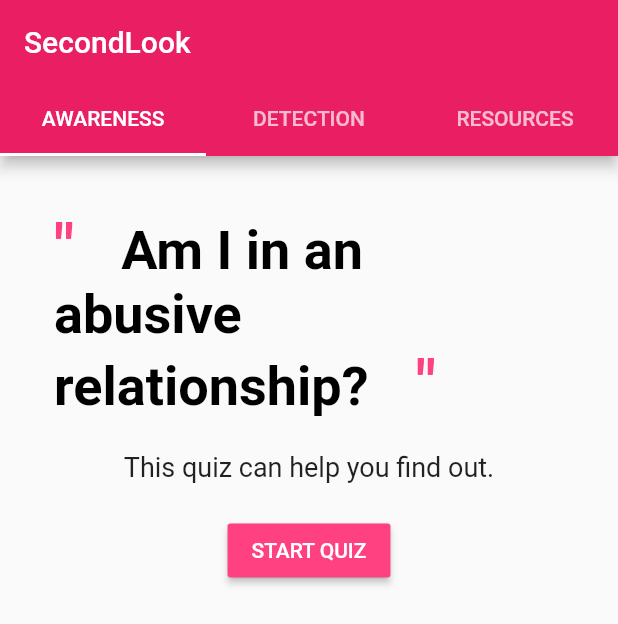
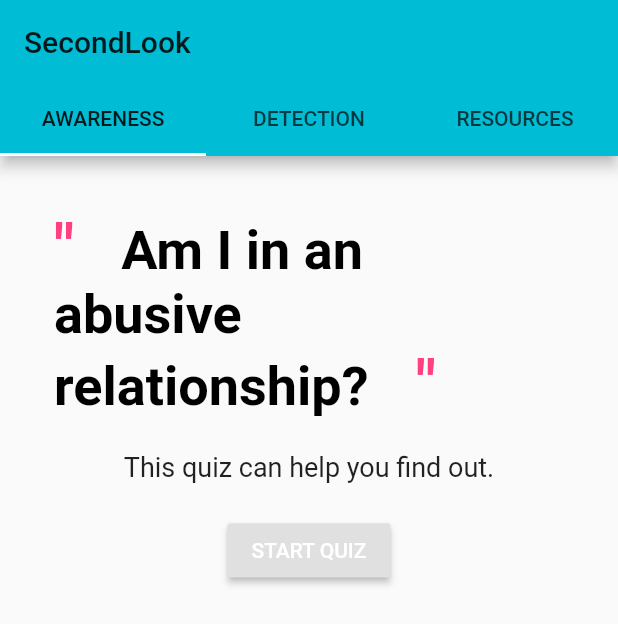
Before and after one commit to elllie/SecondLook, a Flutter app: the screen it shows after launch, after a tap on "Relationship quiz", on a phone screen of 412 x 824 dp. Shown: the top 624 px of the screen. Run offline on Flutter 3.47's test engine with Material 2 defaults, Android fonts, the phone set to English and light mode, and no system bars; our stand-ins replace flutter_spinkit, geolocator; missing offline and left inert: contact_picker, sms_maintained.

Commit message:
Changed color scheme to Material.cyan

```diff
--- a/lib/detection_home.dart
+++ b/lib/detection_home.dart
@@ -74,7 +74,7 @@ class _DetectionHomeState extends State<DetectionHome> {
 //                  );
                 },
                 textColor: Colors.white,
-                color: Colors.pinkAccent,
+                color: Theme.of(context).buttonColor,
                 child: const Text('ANALYZE'),
               ),
             ],
--- a/lib/main.dart
+++ b/lib/main.dart
@@ -22,7 +22,7 @@ class MyApp extends StatelessWidget {
         // or simply save your changes to "hot reload" in a Flutter IDE).
         // Notice that the counter didn't reset back to zero; the application
         // is not restarted.
-        primarySwatch: Colors.pink,
+        primarySwatch: Colors.cyan,
       ),
       home: DefaultTabController(
         length: 3,
@@ -73,12 +73,12 @@ class AwarenessHome extends StatelessWidget {
       padding: const EdgeInsets.all(16.0),
       children: <Widget>[
         Card(child: InkWell(
-          splashColor: Colors.pinkAccent.withAlpha(30),
+          splashColor: Theme.of(context).splashColor,
           onTap: () {
             Navigator.push(context, MaterialPageRoute(builder: (context) => AwarenessRelationshipSpectrum()));
             },
           child: const ListTile(
-            leading: Icon(Icons.favorite, color: Colors. pinkAccent,),
+            leading: Icon(Icons.favorite, color: Colors.pinkAccent,),
             title: Text('The relationship spectrum'),
             subtitle: Text('Learn the factors that make a relationship healthy, abusive, or somewhere in between'),
             dense: false,
@@ -86,12 +86,12 @@ class AwarenessHome extends StatelessWidget {
           ),
         ),
         Card(child: InkWell(
-          splashColor: Colors.pinkAccent.withAlpha(30),
+          splashColor: Theme.of(context).splashColor,
           onTap: () {
             print('Card 2 tapped.');
           },
           child: const ListTile(
-            leading: Icon(Icons.live_help, color: Colors.pinkAccent,),
+            leading: Icon(Icons.live_help, color: Colors.pinkAccent),
             title: Text('Dating abuse statistics'),
             subtitle: Text('Frequently asked questions about dating abuse'),
             dense: false,
@@ -99,7 +99,7 @@ class AwarenessHome extends StatelessWidget {
         ),
         ),
         Card(child: InkWell(
-          splashColor: Colors.pinkAccent.withAlpha(30),
+          splashColor: Theme.of(context).splashColor,
           onTap: () {
             Navigator.push(context, MaterialPageRoute(builder: (context) => RelationshipQuizHome()));
           },
--- a/lib/relationship_quiz.dart
+++ b/lib/relationship_quiz.dart
@@ -35,7 +35,7 @@ class RelationshipQuizHome extends StatelessWidget {
               Navigator.push(context, MaterialPageRoute(builder: (context) => RelationshipQuiz()));
             },
             textColor: Colors.white,
-            color: Colors.pinkAccent,
+            color: Theme.of(context).buttonColor,
             child: const Text("START QUIZ"),
           )
         ])));
@@ -109,7 +109,7 @@ class RelationshipQuizState extends State<RelationshipQuiz> {
               },
               child: const Text("NEXT"),
               textColor: Colors.white,
-              color: Colors.pinkAccent,
+              color: Theme.of(context).buttonColor,
             ),),
             Spacer(),
 //          ],)),
```
